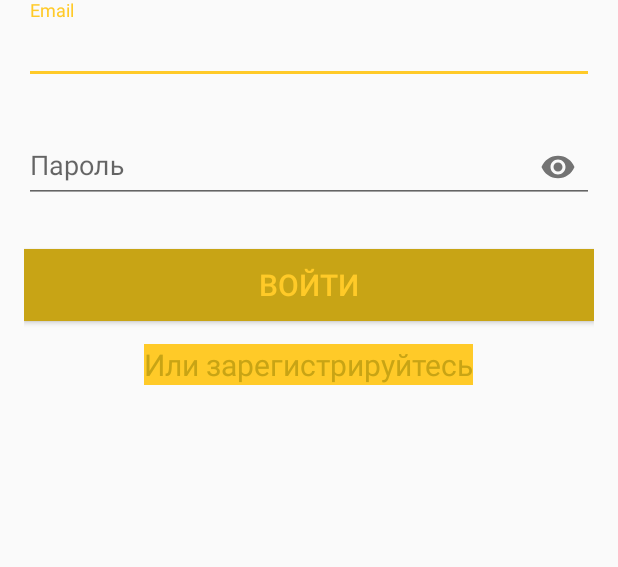
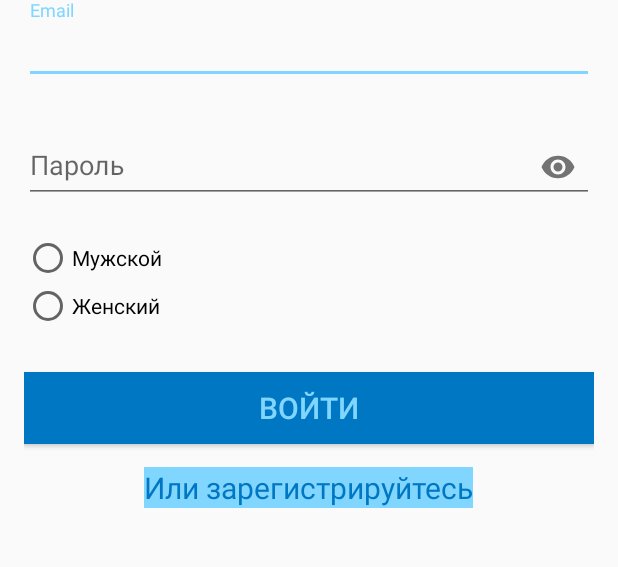
Before and after one commit to Flop88/Stop-Smoke, an Android app: the LoginActivity screen opened directly, with no data from a screen before it, on a phone screen of 412 x 824 dp, the part 324-891 px from its top. Run offline under Robolectric (Android 15) with nearby library versions, the light colour scheme and no system bars; our stand-ins replace Firebase (no records; nobody signed in at launch, a user with empty details on screens opened directly).

Commit message:
Add gender buttons in markup

```diff
--- a/app/src/main/java/ru/mvlikhachev/stopsmoke/Model/User.kt
+++ b/app/src/main/java/ru/mvlikhachev/stopsmoke/Model/User.kt
@@ -19,6 +19,8 @@ data class User(
 //
     var stopDay : String?,
 
+    var gender: String,
+
 ) {
 
 }
--- a/app/src/main/res/layout/activity_login.xml
+++ b/app/src/main/res/layout/activity_login.xml
@@ -78,6 +78,24 @@
 
     </com.google.android.material.textfield.TextInputLayout>
 
+
+    <RadioGroup
+        android:layout_width="match_parent"
+        android:layout_height="82dp">
+
+        <RadioButton
+            android:id="@+id/maleRadioButton"
+            android:layout_width="match_parent"
+            android:layout_height="wrap_content"
+            android:text="@string/male" />
+
+        <RadioButton
+            android:id="@+id/femaleRadioButton"
+            android:layout_width="match_parent"
+            android:layout_height="wrap_content"
+            android:text="@string/female" />
+    </RadioGroup>
+
     <Button
         android:layout_width="match_parent"
         android:layout_height="wrap_content"
--- a/app/src/main/res/values/colors.xml
+++ b/app/src/main/res/values/colors.xml
@@ -1,8 +1,11 @@
 <!--?xml version="1.0" encoding="UTF-8"?-->
 <resources>
-    <color name="primaryColor">#ffd54f</color>
-    <color name="primaryLightColor">#FFCA28</color>
-    <color name="primaryDarkColor">#c8a415</color>
+    <color name="primaryColor">#42a5f5</color>
+
+    <color name="primaryLightColor">#80d6ff</color>
+
+    <color name="primaryDarkColor">#0077c2</color>
 
     <color name="primaryTextColor">#000000</color>
+
 </resources>
--- a/app/src/main/res/values/strings.xml
+++ b/app/src/main/res/values/strings.xml
@@ -8,4 +8,6 @@
     <string name="logIn">Или войдите</string>
     <string name="aboutProgram">О программе</string>
     <string name="sign_out">Выход</string>
+    <string name="male">Мужской</string>
+    <string name="female">Женский</string>
 </resources>
```
Also changed, not shown: app/src/main/java/ru/mvlikhachev/stopsmoke/Activities/LoginActivity.kt (+27 -6 lines).
